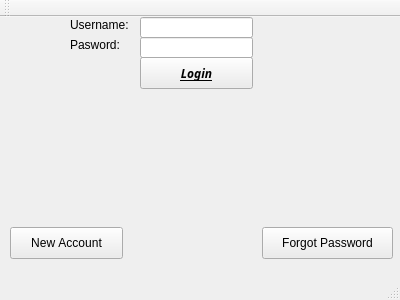
First picture: the form in GUI/mainwindow.ui, repository Laucksy/CS-205-Project, before the edit.
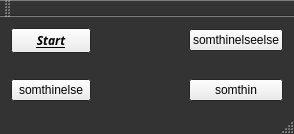
Second picture: the form after the edit. Icons and pictures are not drawn.

```diff
--- a/GUI/mainwindow.ui
+++ b/GUI/mainwindow.ui
@@ -2,13 +2,14 @@
 <ui version="4.0">
  <class>MainWindow</class>
  <widget class="QMainWindow" name="MainWindow">
-  <property name="geometry">
-   <rect>
-    <x>0</x>
-    <y>0</y>
-    <width>400</width>
-    <height>300</height>
-   </rect>
+  <property name="enabled">
+   <bool>true</bool>
+  </property>
+  <property name="sizePolicy">
+   <sizepolicy hsizetype="Minimum" vsizetype="Minimum">
+    <horstretch>0</horstretch>
+    <verstretch>0</verstretch>
+   </sizepolicy>
   </property>
   <property name="palette">
    <palette>
@@ -16,9 +17,9 @@
      <colorrole role="WindowText">
       <brush brushstyle="SolidPattern">
        <color alpha="255">
-        <red>0</red>
-        <green>0</green>
-        <blue>0</blue>
+        <red>255</red>
+        <green>255</green>
+        <blue>255</blue>
        </color>
       </brush>
      </colorrole>
@@ -40,6 +41,33 @@
        </color>
       </brush>
      </colorrole>
+     <colorrole role="Base">
+      <brush brushstyle="SolidPattern">
+       <color alpha="255">
+        <red>51</red>
+        <green>51</green>
+        <blue>51</blue>
+       </color>
+      </brush>
+     </colorrole>
+     <colorrole role="Window">
+      <brush brushstyle="SolidPattern">
+       <color alpha="255">
+        <red>51</red>
+        <green>51</green>
+        <blue>51</blue>
+       </color>
+      </brush>
+     </colorrole>
+     <colorrole role="Shadow">
+      <brush brushstyle="SolidPattern">
+       <color alpha="255">
+        <red>51</red>
+        <green>51</green>
+        <blue>51</blue>
+       </color>
+      </brush>
+     </colorrole>
      <colorrole role="Highlight">
       <brush brushstyle="SolidPattern">
        <color alpha="255">
@@ -58,14 +86,23 @@
        </color>
       </brush>
      </colorrole>
+     <colorrole role="AlternateBase">
+      <brush brushstyle="SolidPattern">
+       <color alpha="255">
+        <red>51</red>
+        <green>51</green>
+        <blue>51</blue>
+       </color>
+      </brush>
+     </colorrole>
     </active>
     <inactive>
      <colorrole role="WindowText">
       <brush brushstyle="SolidPattern">
        <color alpha="255">
-        <red>0</red>
-        <green>0</green>
-        <blue>0</blue>
+        <red>255</red>
+        <green>255</green>
+        <blue>255</blue>
        </color>
       </brush>
      </colorrole>
@@ -87,6 +124,33 @@
        </color>
       </brush>
      </colorrole>
+     <colorrole role="Base">
+      <brush brushstyle="SolidPattern">
+       <color alpha="255">
+        <red>51</red>
+        <green>51</green>
+        <blue>51</blue>
+       </color>
+      </brush>
+     </colorrole>
+     <colorrole role="Window">
+      <brush brushstyle="SolidPattern">
+       <color alpha="255">
+        <red>51</red>
+        <green>51</green>
+        <blue>51</blue>
+       </color>
+      </brush>
+     </colorrole>
+     <colorrole role="Shadow">
+      <brush brushstyle="SolidPattern">
+       <color alpha="255">
+        <red>51</red>
+        <green>51</green>
+        <blue>51</blue>
+       </color>
+      </brush>
+     </colorrole>
      <colorrole role="Highlight">
       <brush brushstyle="SolidPattern">
        <color alpha="255">
@@ -105,6 +169,15 @@
        </color>
       </brush>
      </colorrole>
+     <colorrole role="AlternateBase">
+      <brush brushstyle="SolidPattern">
+       <color alpha="255">
+        <red>51</red>
+        <green>51</green>
+        <blue>51</blue>
+       </color>
+      </brush>
+     </colorrole>
     </inactive>
     <disabled>
      <colorrole role="WindowText">
@@ -134,6 +207,33 @@
        </color>
       </brush>
      </colorrole>
+     <colorrole role="Base">
+      <brush brushstyle="SolidPattern">
+       <color alpha="255">
+        <red>51</red>
+        <green>51</green>
+        <blue>51</blue>
+       </color>
+      </brush>
+     </colorrole>
+     <colorrole role="Window">
+      <brush brushstyle="SolidPattern">
+       <color alpha="255">
+        <red>51</red>
+        <green>51</green>
+        <blue>51</blue>
+       </color>
+      </brush>
+     </colorrole>
+     <colorrole role="Shadow">
+      <brush brushstyle="SolidPattern">
+       <color alpha="255">
+        <red>51</red>
+        <green>51</green>
+        <blue>51</blue>
+       </color>
+      </brush>
+     </colorrole>
      <colorrole role="Highlight">
       <brush brushstyle="SolidPattern">
        <color alpha="255">
@@ -152,6 +252,15 @@
        </color>
       </brush>
      </colorrole>
+     <colorrole role="AlternateBase">
+      <brush brushstyle="SolidPattern">
+       <color alpha="255">
+        <red>51</red>
+        <green>51</green>
+        <blue>51</blue>
+       </color>
+      </brush>
+     </colorrole>
     </disabled>
    </palette>
   </property>
@@ -176,126 +285,97 @@
    <enum>QTabWidget::Triangular</enum>
   </property>
   <widget class="QWidget" name="centralWidget">
-   <widget class="QPushButton" name="pushButton">
-    <property name="geometry">
-     <rect>
-      <x>140</x>
-      <y>40</y>
-      <width>113</width>
-      <height>32</height>
-     </rect>
-    </property>
-    <property name="font">
-     <font>
-      <family>Big Caslon</family>
-      <weight>75</weight>
-      <italic>true</italic>
-      <bold>true</bold>
-      <underline>true</underline>
-      <strikeout>false</strikeout>
-     </font>
-    </property>
-    <property name="text">
-     <string>Login</string>
-    </property>
-    <property name="flat">
-     <bool>false</bool>
-    </property>
-   </widget>
-   <widget class="QLabel" name="label">
-    <property name="geometry">
-     <rect>
-      <x>100</x>
-      <y>60</y>
-      <width>191</width>
-      <height>191</height>
-     </rect>
-    </property>
-    <property name="frameShape">
-     <enum>QFrame::NoFrame</enum>
-    </property>
-    <property name="text">
-     <string/>
-    </property>
-    <property name="pixmap">
-     <pixmap resource="logo.qrc">:/new/prefix1/Logo.png</pixmap>
-    </property>
-    <property name="scaledContents">
-     <bool>true</bool>
-    </property>
-   </widget>
-   <widget class="QLabel" name="label_2">
-    <property name="geometry">
-     <rect>
-      <x>70</x>
-      <y>0</y>
-      <width>81</width>
-      <height>16</height>
-     </rect>
-    </property>
-    <property name="text">
-     <string>Username:</string>
-    </property>
-   </widget>
-   <widget class="QLabel" name="label_3">
-    <property name="geometry">
-     <rect>
-      <x>70</x>
-      <y>20</y>
-      <width>71</width>
-      <height>16</height>
-     </rect>
-    </property>
-    <property name="text">
-     <string>Pasword:</string>
-    </property>
-   </widget>
-   <widget class="QLineEdit" name="lineEdit">
-    <property name="geometry">
-     <rect>
-      <x>140</x>
-      <y>0</y>
-      <width>113</width>
-      <height>21</height>
-     </rect>
-    </property>
-   </widget>
-   <widget class="QLineEdit" name="lineEdit_2">
-    <property name="geometry">
-     <rect>
-      <x>140</x>
-      <y>20</y>
-      <width>113</width>
-      <height>21</height>
-     </rect>
-    </property>
-   </widget>
-   <widget class="QPushButton" name="pushButton_2">
-    <property name="geometry">
-     <rect>
-      <x>10</x>
-      <y>210</y>
-      <width>113</width>
-      <height>32</height>
-     </rect>
-    </property>
-    <property name="text">
-     <string>New Account</string>
-    </property>
-   </widget>
-   <widget class="QPushButton" name="pushButton_3">
-    <property name="geometry">
-     <rect>
-      <x>262</x>
-      <y>210</y>
-      <width>131</width>
-      <height>32</height>
-     </rect>
-    </property>
-    <property name="text">
-     <string>Forgot Password</string>
-    </property>
-   </widget>
+   <layout class="QGridLayout" name="gridLayout">
+    <item row="3" column="2">
+     <spacer name="horizontalSpacer">
+      <property name="orientation">
+       <enum>Qt::Horizontal</enum>
+      </property>
+      <property name="sizeHint" stdset="0">
+       <size>
+        <width>40</width>
+        <height>20</height>
+       </size>
+      </property>
+     </spacer>
+    </item>
+    <item row="3" column="3">
+     <widget class="QPushButton" name="pushButton_3">
+      <property name="text">
+       <string>somthin</string>
+      </property>
+     </widget>
+    </item>
+    <item row="3" column="0">
+     <widget class="QPushButton" name="pushButton_2">
+      <property name="text">
+       <string>somthinelse</string>
+      </property>
+     </widget>
+    </item>
+    <item row="3" column="1">
+     <spacer name="horizontalSpacer_2">
+      <property name="orientation">
+       <enum>Qt::Horizontal</enum>
+      </property>
+      <property name="sizeHint" stdset="0">
+       <size>
+        <width>40</width>
+        <height>20</height>
+       </size>
+      </property>
+     </spacer>
+    </item>
+    <item row="2" column="1" colspan="2">
+     <widget class="QLabel" name="label">
+      <property name="sizePolicy">
+       <sizepolicy hsizetype="Minimum" vsizetype="Preferred">
+        <horstretch>0</horstretch>
+        <verstretch>0</verstretch>
+       </sizepolicy>
+      </property>
+      <property name="frameShape">
+       <enum>QFrame::NoFrame</enum>
+      </property>
+      <property name="text">
+       <string/>
+      </property>
+      <property name="pixmap">
+       <pixmap resource="logo.qrc">:/new/prefix1/Logo.png</pixmap>
+      </property>
+      <property name="scaledContents">
+       <bool>true</bool>
+      </property>
+     </widget>
+    </item>
+    <item row="0" column="0">
+     <widget class="QPushButton" name="pushButton">
+      <property name="font">
+       <font>
+        <family>Big Caslon</family>
+        <weight>75</weight>
+        <italic>true</italic>
+        <bold>true</bold>
+        <underline>true</underline>
+        <strikeout>false</strikeout>
+       </font>
+      </property>
+      <property name="text">
+       <string>Start</string>
+      </property>
+      <property name="flat">
+       <bool>false</bool>
+      </property>
+     </widget>
+    </item>
+    <item row="0" column="3">
+     <widget class="QPushButton" name="pushButton_4">
+      <property name="text">
+       <string>somthinelseelse</string>
+      </property>
+     </widget>
+    </item>
+   </layout>
   </widget>
   <widget class="QMenuBar" name="menuBar">
    <property name="geometry">
```
Left out of the diff: 2 changed lines with no effect on the pictures.
